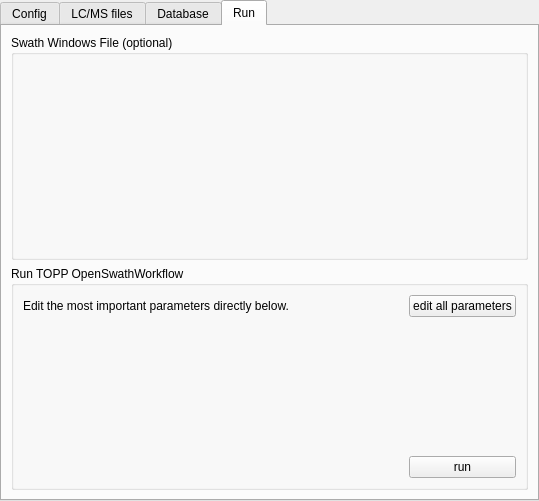
Above: src/openms_gui/source/VISUAL/DIALOGS/SwathTabWidget.ui from OpenMS/OpenMS-TOPP-GUI before the change. Below: the same form after it.
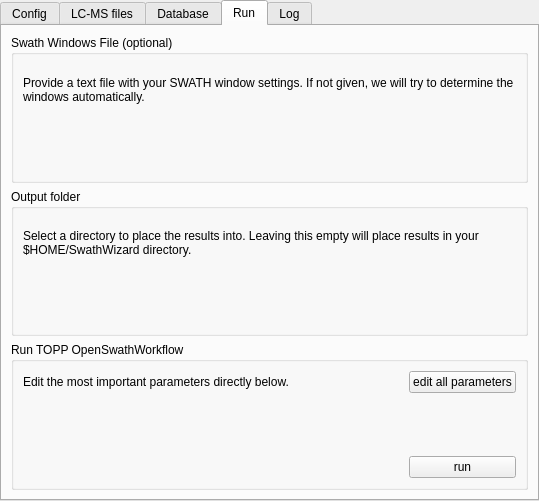
That is the form after the change. Custom widgets are drawn as their Qt base class.

Patch:
```diff
--- a/src/openms_gui/source/VISUAL/DIALOGS/SwathTabWidget.ui
+++ b/src/openms_gui/source/VISUAL/DIALOGS/SwathTabWidget.ui
@@ -72,7 +72,7 @@
     <enum>Qt::LeftToRight</enum>
    </property>
    <attribute name="title">
-    <string>LC/MS files</string>
+    <string>LC-MS files</string>
    </attribute>
    <layout class="QGridLayout" name="gridLayout">
     <item row="0" column="0">
@@ -215,7 +215,17 @@
       </property>
       <layout class="QVBoxLayout" name="verticalLayout_6">
        <item>
-        <widget class="InputFile" name="input_tr_2" native="true">
+        <widget class="QLabel" name="label_5">
+         <property name="text">
+          <string>Provide a text file with your SWATH window settings. If not given, we will try to determine the windows automatically.</string>
+         </property>
+         <property name="wordWrap">
+          <bool>true</bool>
+         </property>
+        </widget>
+       </item>
+       <item>
+        <widget class="InputFile" name="input_swath_windows" native="true">
          <property name="sizePolicy">
           <sizepolicy hsizetype="Expanding" vsizetype="Preferred">
            <horstretch>0</horstretch>
@@ -236,6 +246,28 @@
       </layout>
      </widget>
     </item>
+    <item>
+     <widget class="QGroupBox" name="groupBox_7">
+      <property name="title">
+       <string>Output folder</string>
+      </property>
+      <layout class="QVBoxLayout" name="verticalLayout_9">
+       <item>
+        <widget class="QLabel" name="label_6">
+         <property name="text">
+          <string>Select a directory to place the results into. Leaving this empty will place results in your $HOME/SwathWizard directory.</string>
+         </property>
+         <property name="wordWrap">
+          <bool>true</bool>
+         </property>
+        </widget>
+       </item>
+       <item>
+        <widget class="OutputDirectory" name="out_dir" native="true"/>
+       </item>
+      </layout>
+     </widget>
+    </item>
     <item>
      <widget class="QGroupBox" name="groupBox_6">
       <property name="title">
@@ -284,6 +316,20 @@
     </item>
    </layout>
   </widget>
+  <widget class="QWidget" name="tab_log">
+   <attribute name="title">
+    <string>Log</string>
+   </attribute>
+   <layout class="QVBoxLayout" name="verticalLayout_8">
+    <item>
+     <widget class="QTextEdit" name="log_text">
+      <property name="readOnly">
+       <bool>true</bool>
+      </property>
+     </widget>
+    </item>
+   </layout>
+  </widget>
  </widget>
  <customwidgets>
   <customwidget>
@@ -316,6 +362,12 @@
    <header>OpenMS/VISUAL/ParamEditor.h</header>
    <container>1</container>
   </customwidget>
+  <customwidget>
+   <class>OutputDirectory</class>
+   <extends>QWidget</extends>
+   <header>OpenMS/VISUAL/OutputDirectory.h</header>
+   <container>1</container>
+  </customwidget>
  </customwidgets>
  <resources/>
  <connections/>
```
Left out of the diff: 36 changed lines with no effect on the pictures.
